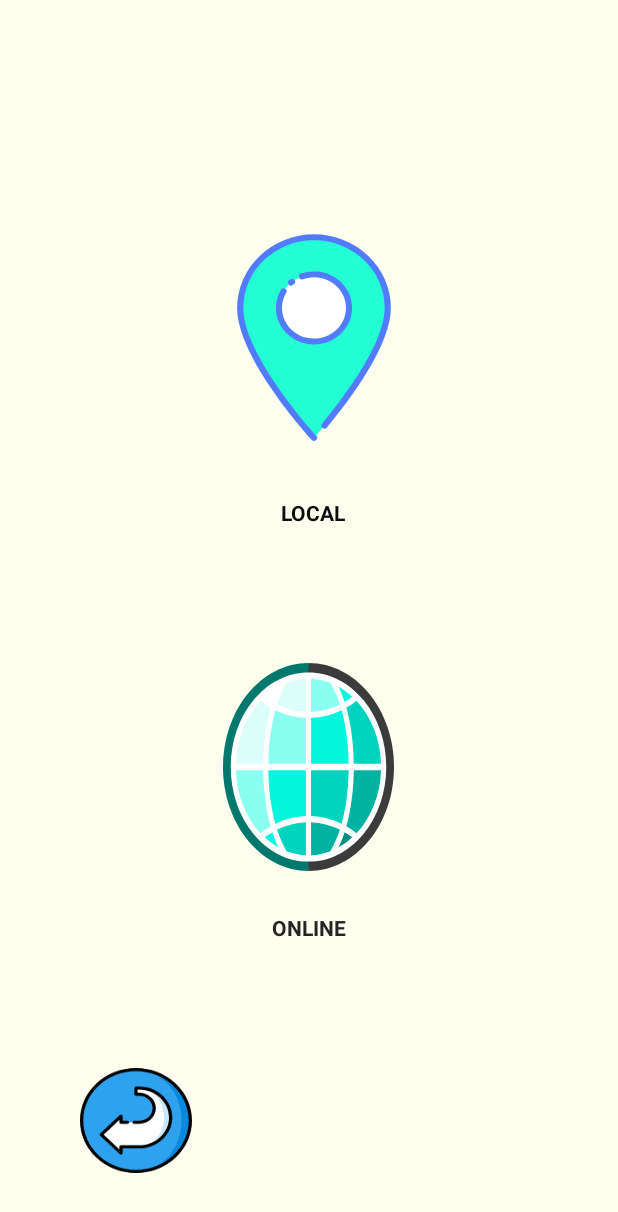
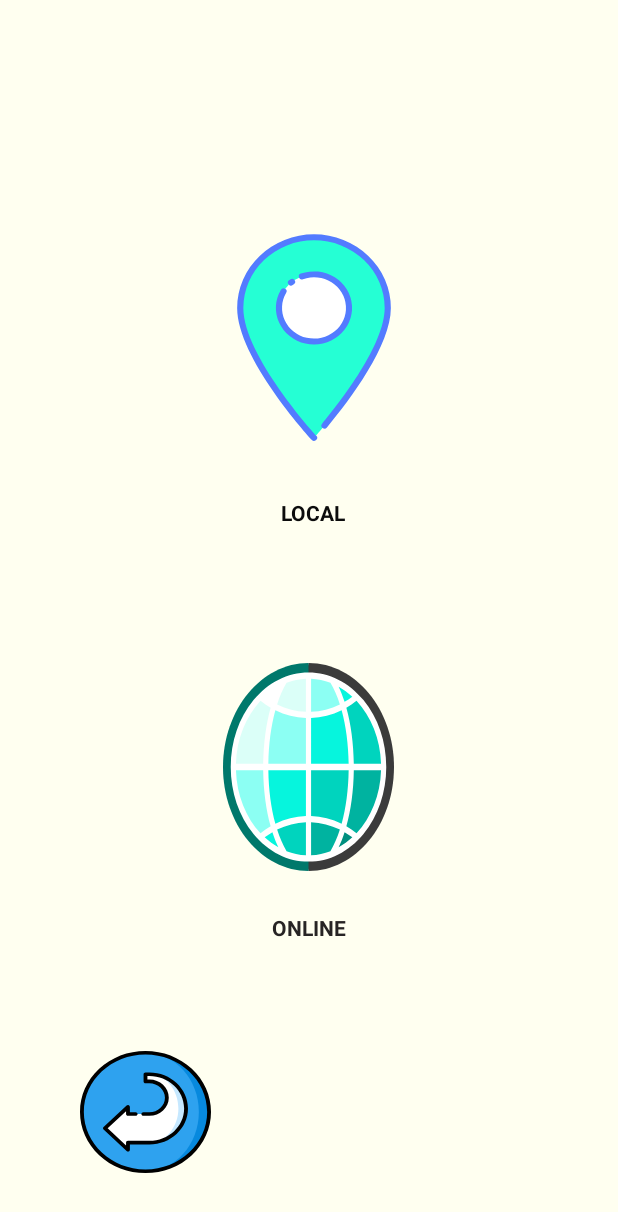
Before and after one commit to vickyjsr/Tic-Tac-Toe, an Android app: the Multi_choose screen opened directly, with no data from a screen before it, on a phone screen of 412 x 824 dp. Shown: the top 1212 px of the screen. Run offline under Robolectric (Android 15) with nearby library versions, the phone set to English and light mode, and no system bars; Roboto replaces fonts that are not available here.

Commit message:
Merge remote-tracking branch 'origin/master'

```diff
--- a/app/src/main/java/com/example/exlog/Multi_Online.java
+++ b/app/src/main/java/com/example/exlog/Multi_Online.java
@@ -84,7 +84,8 @@ public class Multi_Online extends AppCompatActivity implements View.OnClickListe
         if(backPresssedTime + 2000 > System.currentTimeMillis())
         {
             backToast.cancel();
-            startActivity(new Intent(this,Multi_choose.class));finish();
+            startActivity(new Intent(this,Multi_choose.class));
+            finish();
             return;
         }
         else
--- a/app/src/main/java/com/example/exlog/SecondActivity.java
+++ b/app/src/main/java/com/example/exlog/SecondActivity.java
@@ -38,7 +38,6 @@ public class SecondActivity extends AppCompatActivity {
                 startActivity(new Intent(Intent.ACTION_VIEW, Uri.parse("https://q4gaha7wghudomzmwqcv6w-on.drv.tw/Profile/profile1.html")));
             }
         });
-
         logout.setOnClickListener(new View.OnClickListener() {
             @Override
             public void onClick(View v) {
--- a/app/src/main/res/layout/activity_mutli_choose.xml
+++ b/app/src/main/res/layout/activity_mutli_choose.xml
@@ -34,15 +34,15 @@
 
     <ImageButton
         android:id="@+id/back"
-        android:layout_width="wrap_content"
-        android:layout_height="98dp"
+        android:layout_width="79dp"
+        android:layout_height="75dp"
         android:layout_below="@+id/globally"
         android:layout_alignParentStart="true"
         android:layout_alignParentEnd="true"
         android:layout_alignParentBottom="true"
         android:layout_marginStart="53dp"
-        android:layout_marginTop="103dp"
-        android:layout_marginEnd="284dp"
+        android:layout_marginTop="92dp"
+        android:layout_marginEnd="271dp"
         android:layout_marginBottom="42dp"
         android:background="@drawable/ic_back_arrow_2"
         android:contentDescription="@string/todo10" />
```
Also changed, not shown: app/src/main/java/com/example/exlog/Multi_choose.java (line endings or trailing spaces).
